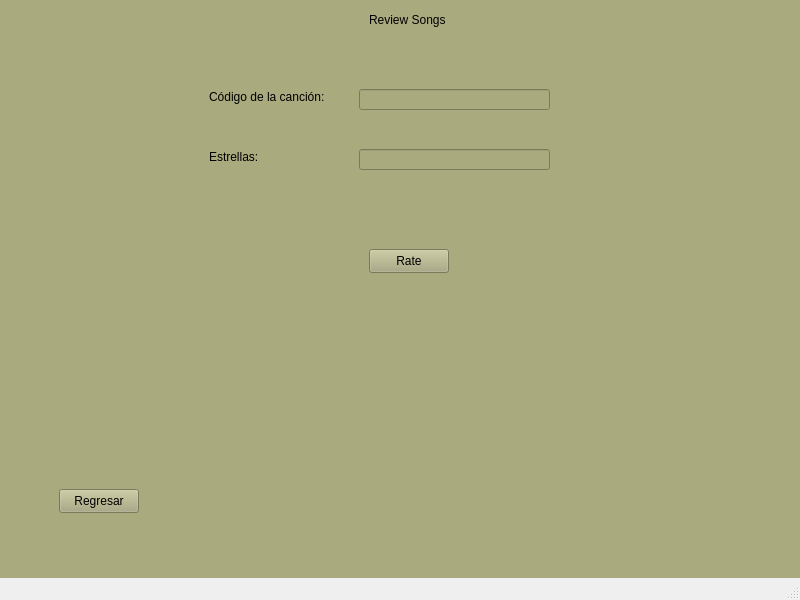
First picture: the form in Menuprincipal.ui, repository alejandra057/LabProgra3Examen, before the edit.
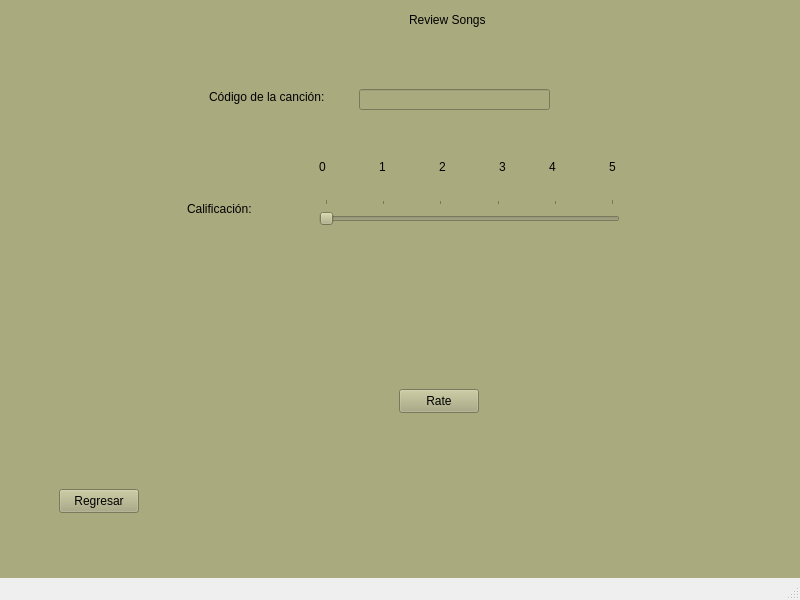
Second picture: the form after the edit. The open tabs and pages were chosen to show the change.

Diff of the .ui file:
```diff
--- a/Menuprincipal.ui
+++ b/Menuprincipal.ui
@@ -301,7 +301,7 @@
      <widget class="QLabel" name="label_3">
       <property name="geometry">
        <rect>
-        <x>370</x>
+        <x>410</x>
         <y>10</y>
         <width>81</width>
         <height>21</height>
@@ -350,31 +350,21 @@
      <widget class="QLabel" name="label_12">
       <property name="geometry">
        <rect>
-        <x>210</x>
-        <y>150</y>
-        <width>49</width>
-        <height>16</height>
+        <x>188</x>
+        <y>200</y>
+        <width>71</width>
+        <height>20</height>
        </rect>
       </property>
       <property name="text">
-       <string>Estrellas:</string>
-      </property>
-     </widget>
-     <widget class="QLineEdit" name="lineEdit_5">
-      <property name="geometry">
-       <rect>
-        <x>360</x>
-        <y>150</y>
-        <width>191</width>
-        <height>21</height>
-       </rect>
+       <string>Calificación:</string>
       </property>
      </widget>
      <widget class="QPushButton" name="pushButton_12">
       <property name="geometry">
        <rect>
-        <x>370</x>
-        <y>250</y>
+        <x>400</x>
+        <y>390</y>
         <width>80</width>
         <height>24</height>
        </rect>
@@ -383,6 +373,119 @@
        <string>Rate</string>
       </property>
      </widget>
+     <widget class="QSlider" name="horizontalSlider">
+      <property name="geometry">
+       <rect>
+        <x>320</x>
+        <y>200</y>
+        <width>301</width>
+        <height>31</height>
+       </rect>
+      </property>
+      <property name="maximum">
+       <number>5</number>
+      </property>
+      <property name="orientation">
+       <enum>Qt::Horizontal</enum>
+      </property>
+      <property name="tickPosition">
+       <enum>QSlider::TicksAbove</enum>
+      </property>
+      <property name="tickInterval">
+       <number>1</number>
+      </property>
+     </widget>
+     <widget class="QLabel" name="update_label">
+      <property name="geometry">
+       <rect>
+        <x>210</x>
+        <y>150</y>
+        <width>49</width>
+        <height>16</height>
+       </rect>
+      </property>
+      <property name="text">
+       <string/>
+      </property>
+     </widget>
+     <widget class="QLabel" name="label_17">
+      <property name="geometry">
+       <rect>
+        <x>380</x>
+        <y>160</y>
+        <width>16</width>
+        <height>16</height>
+       </rect>
+      </property>
+      <property name="text">
+       <string>1</string>
+      </property>
+     </widget>
+     <widget class="QLabel" name="label_18">
+      <property name="geometry">
+       <rect>
+        <x>440</x>
+        <y>160</y>
+        <width>16</width>
+        <height>16</height>
+       </rect>
+      </property>
+      <property name="text">
+       <string>2</string>
+      </property>
+     </widget>
+     <widget class="QLabel" name="label_19">
+      <property name="geometry">
+       <rect>
+        <x>500</x>
+        <y>160</y>
+        <width>16</width>
+        <height>16</height>
+       </rect>
+      </property>
+      <property name="text">
+       <string>3</string>
+      </property>
+     </widget>
+     <widget class="QLabel" name="label_21">
+      <property name="geometry">
+       <rect>
+        <x>320</x>
+        <y>160</y>
+        <width>16</width>
+        <height>16</height>
+       </rect>
+      </property>
+      <property name="text">
+       <string>0</string>
+      </property>
+     </widget>
+     <widget class="QLabel" name="label_22">
+      <property name="geometry">
+       <rect>
+        <x>610</x>
+        <y>160</y>
+        <width>21</width>
+        <height>16</height>
+       </rect>
+      </property>
+      <property name="text">
+       <string>5</string>
+      </property>
+     </widget>
+     <widget class="QLabel" name="label_20">
+      <property name="geometry">
+       <rect>
+        <x>550</x>
+        <y>160</y>
+        <width>16</width>
+        <height>16</height>
+       </rect>
+      </property>
+      <property name="text">
+       <string>4</string>
+      </property>
+     </widget>
     </widget>
     <widget class="QWidget" name="page_2">
      <widget class="QLabel" name="label_4">
```
Left out of the diff: 60 changed lines with no effect on the pictures.
